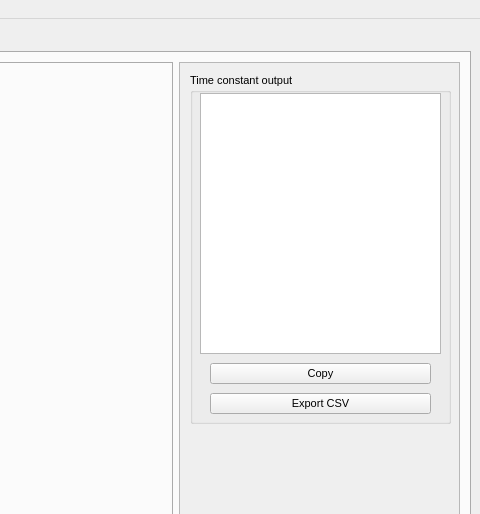
Old version of the form ui/mainwin.ui in the repository turtlebasket/crds_analyzer; both pictures show x 863 to 1343 and y 0 to 514 of the 1343 by 653 pixel window.
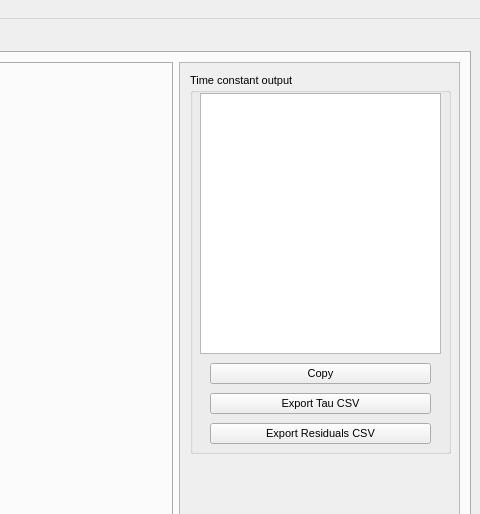
New version of the form. The open tabs and pages were chosen to show the change. Custom widgets are drawn as their Qt base class.

Commit message: Residuals support & slight changes to (broken) persistence system

What changed in the file:
```diff
--- a/ui/mainwin.ui
+++ b/ui/mainwin.ui
@@ -810,7 +810,7 @@
               <x>10</x>
               <y>10</y>
               <width>261</width>
-              <height>351</height>
+              <height>381</height>
              </rect>
             </property>
             <property name="minimumSize">
@@ -868,7 +868,20 @@
               </rect>
              </property>
              <property name="text">
-              <string>Export CSV</string>
+              <string>Export Tau CSV</string>
+             </property>
+            </widget>
+            <widget class="QPushButton" name="export_csv_button_resid">
+             <property name="geometry">
+              <rect>
+               <x>20</x>
+               <y>350</y>
+               <width>221</width>
+               <height>21</height>
+              </rect>
+             </property>
+             <property name="text">
+              <string>Export Residuals CSV</string>
              </property>
             </widget>
            </widget>
```
The commit also changes 2 other files.
